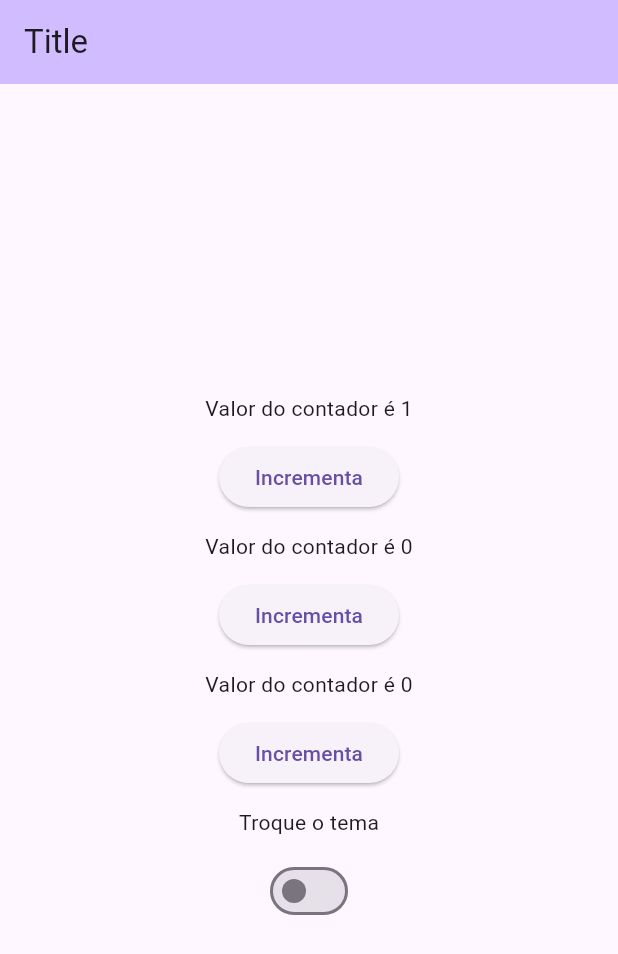
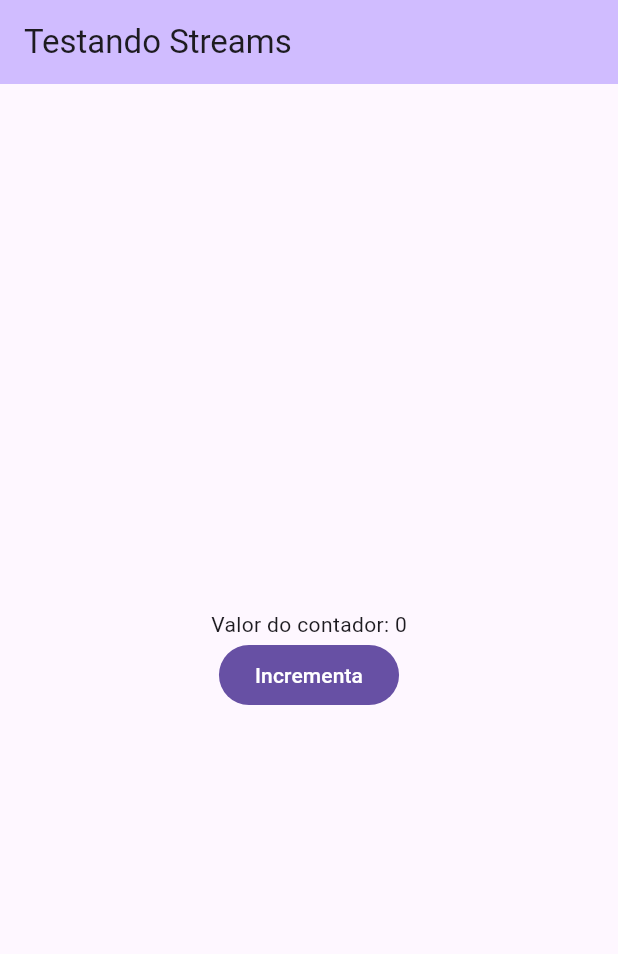
Before and after one commit to rudsonalves/observables, a Flutter app: the screen it shows after launch, after a tap on "Incrementa", on a phone screen of 412 x 824 dp. Shown: the top 954 px of the screen. Run offline on Flutter 3.47's test engine with Material 3 defaults, Android fonts, the phone set to English and light mode, and no system bars.

Commit message:
Adicionado stream_builder_notifier

```diff
--- a/analysis_options.yaml
+++ b/analysis_options.yaml
@@ -8,6 +8,9 @@
 # The following line activates a set of recommended lints for Flutter apps,
 # packages, and plugins designed to encourage good coding practices.
 include: package:flutter_lints/flutter.yaml
+
+formatter:
+  # trailing_commas: preserve
 
 linter:
   # The lint rules applied to this project can be customized in the
--- /dev/null
+++ b/lib/builders/stream_notifier_builder.dart
@@ -0,0 +1,58 @@
+import 'dart:async';
+
+import 'package:flutter/widgets.dart';
+import 'package:observables/contracts/stream_notifier.dart';
+
+class StreamNotifierBuilder<T> extends StatefulWidget {
+  final IStreamNotifier<T> streamNotifier;
+  final Widget Function(BuildContext context, T state) builder;
+  final bool Function(T previous, T current)? buildWhen;
+  final void Function(BuildContext context, T state)? listen;
+
+  const StreamNotifierBuilder({
+    super.key,
+    required this.streamNotifier,
+    required this.builder,
+    this.buildWhen,
+    this.listen,
+  });
+
+  @override
+  State<StreamNotifierBuilder<T>> createState() =>
+      _StreamNotifierBuilderState<T>();
+}
+
+class _StreamNotifierBuilderState<T> extends State<StreamNotifierBuilder<T>> {
+  late StreamSubscription<T>? _subscription;
+  late T _state;
+
+  @override
+  void initState() {
+    _state = widget.streamNotifier.state;
+    _subscription = widget.streamNotifier.stream.listen((newState) {
+      if (shouldRebuild(_state, newState)) {
+        if (mounted) widget.listen?.call(context, newState);
+        setState(() {});
+      }
+      _state = newState;
+    });
+
+    super.initState();
+  }
+
+  bool shouldRebuild(T previous, T current) =>
+      widget.buildWhen?.call(previous, current) ?? true;
+
+  @override
+  void dispose() {
+    _subscription?.cancel();
+    _subscription = null;
+
+    super.dispose();
+  }
+
+  @override
+  Widget build(BuildContext context) {
+    return widget.builder(context, widget.streamNotifier.state);
+  }
+}
--- /dev/null
+++ b/lib/contracts/stream_notifier.dart
@@ -0,0 +1,9 @@
+abstract interface class IStreamNotifier<T> {
+  T get state;
+
+  Stream<T> get stream;
+
+  void emit(T newState);
+
+  Future<void> dispose();
+}
--- /dev/null
+++ b/lib/controllers/stream_notifier_imp.dart
@@ -0,0 +1,29 @@
+import 'dart:async';
+
+import 'package:observables/contracts/stream_notifier.dart';
+
+class StreamNotifier<T> implements IStreamNotifier<T> {
+  T _state;
+
+  StreamNotifier(this._state);
+
+  @override
+  get state => _state;
+
+  final StreamController<T> _streamController = StreamController<T>();
+
+  @override
+  Stream<T> get stream => _streamController.stream;
+
+  @override
+  void emit(newState) {
+    if (_state == newState) return;
+    _state = newState;
+    _streamController.add(newState);
+  }
+
+  @override
+  Future<void> dispose() async {
+    await _streamController.close();
+  }
+}
--- a/lib/ui/home_page.dart
+++ b/lib/ui/home_page.dart
@@ -1,7 +1,6 @@
 import 'package:flutter/material.dart';
-import 'package:observables/app.dart';
-import 'package:observables/classes/counter_state.dart';
-import 'package:observables/controllers/state_observable.dart';
+import 'package:observables/builders/stream_notifier_builder.dart';
+import 'package:observables/controllers/stream_notifier_imp.dart';
 import 'package:observables/core/theme/mixins/change_state_mixin.dart';
 
 class HomePage extends StatefulWidget {
@@ -12,52 +11,37 @@ class HomePage extends StatefulWidget {
 }
 
 class _HomePageState extends State<HomePage> with ChangeStateMixin {
-  final counter1 = CounterState();
-  final counter2 = StateObservable(0);
-  late final StateObservable<int> counter3;
-
-  @override
-  void initState() {
-    useChangeState(counter1);
-    useChangeState(counter2);
-    counter3 = userStateObservable(0);
-    super.initState();
-  }
+  final _counterNotifier = StreamNotifier(0);
 
   @override
   Widget build(BuildContext context) {
     return Scaffold(
       appBar: AppBar(
         backgroundColor: Theme.of(context).colorScheme.inversePrimary,
-
-        title: Text('Title'),
+        title: Text('Testando Streams'),
       ),
       body: Center(
         child: Column(
-          spacing: 12,
           mainAxisAlignment: MainAxisAlignment.center,
           children: [
-            Text('Valor do contador é ${counter1.counter}'),
-            ElevatedButton(
-              onPressed: () => counter1.increment(),
+            StreamNotifierBuilder<int>(
+              listen: (context, state) {
+                ScaffoldMessenger.of(context).hideCurrentSnackBar();
+                ScaffoldMessenger.of(context).showSnackBar(
+                  SnackBar(content: Text('Valor emitido: $state')),
+                );
+              },
+              streamNotifier: _counterNotifier,
+              buildWhen: (previous, current) => current % 2 == 0,
+              builder: (context, state) {
+                return Text('Valor do contador: ${_counterNotifier.state}');
+              },
+            ),
+            FilledButton(
+              onPressed: () {
+                _counterNotifier.emit(_counterNotifier.state + 1);
+              },
               child: Text('Incrementa'),
-            ),
-            Text('Valor do contador é ${counter2.state}'),
-            ElevatedButton(
-              onPressed: () => counter2.state++,
-              child: Text('Incrementa'),
-            ),
-            Text('Valor do contador é ${counter3.state}'),
-            ElevatedButton(
-              onPressed: () => counter3.state++,
-              child: Text('Incrementa'),
-            ),
-            Text('Troque o tema'),
-            Switch(
-              value: appTheme.isDark,
-              onChanged: (value) {
-                appTheme.toggleTheme();
-              },
             ),
           ],
         ),
```
